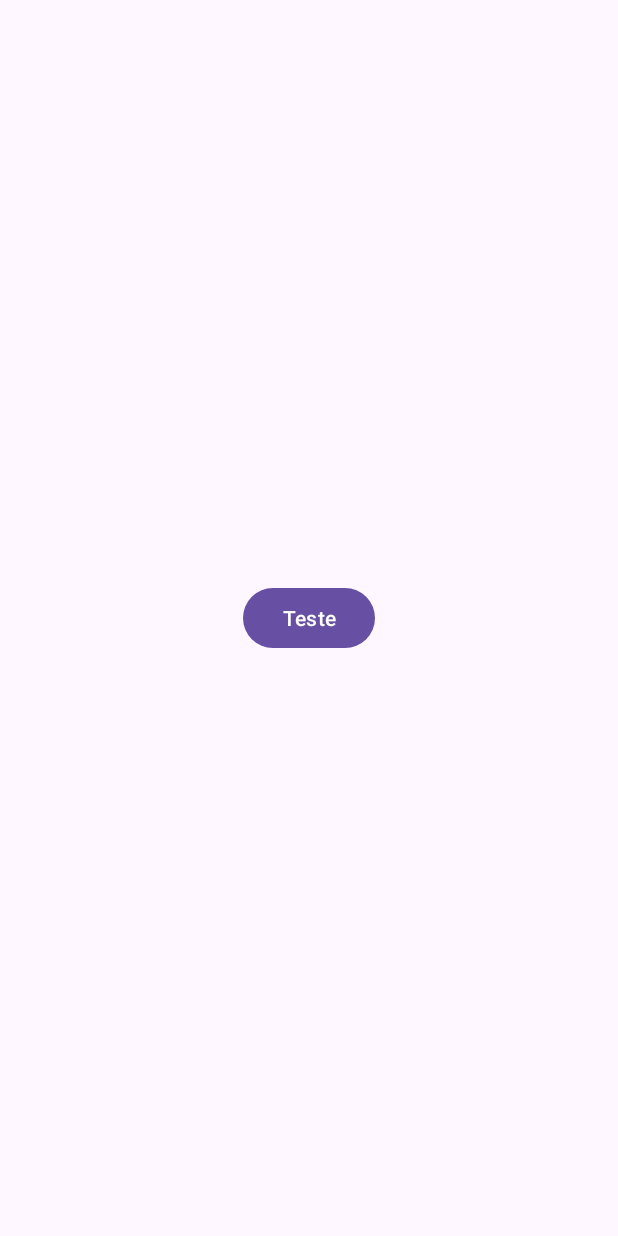
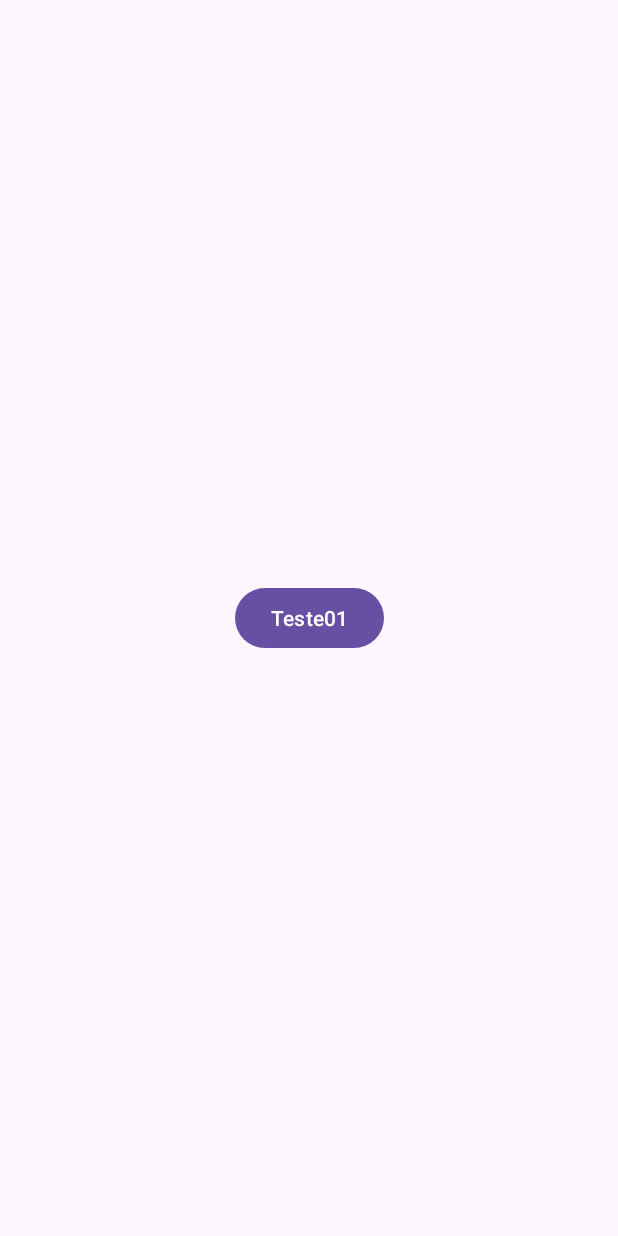
Before and after one commit to jrnomura/NumerosSorteados2, an Android app: the screen it shows after launch (MainActivity), on a phone screen of 412 x 824 dp. Run offline under Robolectric (Android 15) with nearby library versions, the phone set to English and light mode, and no system bars.

```diff
--- a/app/src/main/res/layout/activity_main.xml
+++ b/app/src/main/res/layout/activity_main.xml
@@ -11,7 +11,7 @@
         android:id="@+id/button"
         android:layout_width="wrap_content"
         android:layout_height="wrap_content"
-        android:text="Teste"
+        android:text="Teste01"
         app:layout_constraintBottom_toBottomOf="parent"
         app:layout_constraintEnd_toEndOf="parent"
         app:layout_constraintStart_toStartOf="parent"
```
